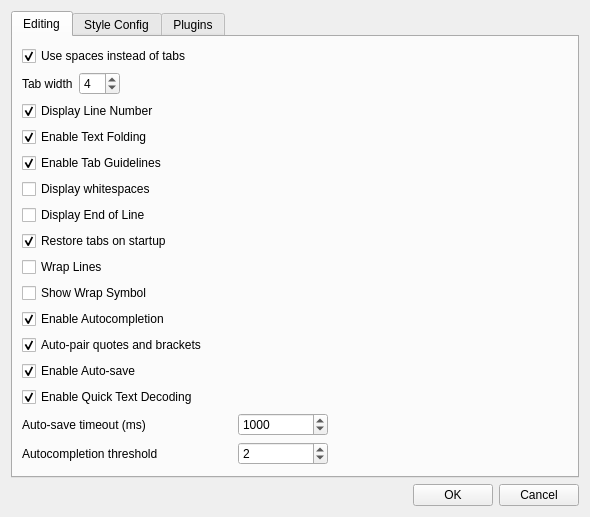
This is cc3d/twedit5/configurationdlg.ui in CompuCell3D/cc3d-twedit5 as Qt 5 draws it before an edit. The edited form follows.
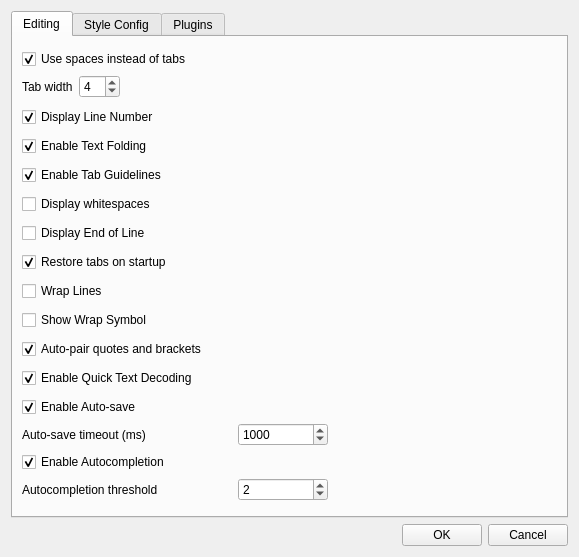
This is the edited form.

Commit message: Fixing configuration dialog

```diff
--- a/cc3d/twedit5/configurationdlg.ui
+++ b/cc3d/twedit5/configurationdlg.ui
@@ -6,8 +6,8 @@
    <rect>
     <x>0</x>
     <y>0</y>
-    <width>590</width>
-    <height>503</height>
+    <width>579</width>
+    <height>557</height>
    </rect>
   </property>
   <property name="windowTitle">
@@ -23,7 +23,7 @@
       <attribute name="title">
        <string>Editing</string>
       </attribute>
-      <layout class="QHBoxLayout" name="horizontalLayout_3">
+      <layout class="QHBoxLayout" name="horizontalLayout_10">
        <item>
         <layout class="QVBoxLayout" name="verticalLayout_2">
          <item>
@@ -77,8 +77,6 @@
           </layout>
          </item>
          <item>
-          <layout class="QVBoxLayout" name="verticalLayout">
-           <item>
             <widget class="QCheckBox" name="lineNumberCheckBox">
              <property name="text">
               <string>Display Line Number</string>
@@ -152,16 +150,6 @@
              </property>
             </widget>
            </item>
-           <item>
-            <widget class="QCheckBox" name="autocompletionCheckBox">
-             <property name="text">
-              <string>Enable Autocompletion</string>
-             </property>
-             <property name="checked">
-              <bool>true</bool>
-             </property>
-            </widget>
-           </item>
            <item>
             <widget class="QCheckBox" name="autoPairCharactersCheckBox">
              <property name="toolTip">
@@ -175,19 +163,6 @@
              </property>
             </widget>
            </item>
-           <item>
-            <widget class="QCheckBox" name="autoSaveCheckBox">
-             <property name="toolTip">
-              <string>Automatically save modified named files after a short delay</string>
-             </property>
-             <property name="text">
-              <string>Enable Auto-save</string>
-             </property>
-             <property name="checked">
-              <bool>true</bool>
-             </property>
-            </widget>
-           </item>
            <item>
             <widget class="QCheckBox" name="quickTextDecodingCB">
              <property name="toolTip">
@@ -202,17 +177,23 @@
             </widget>
            </item>
            <item>
-            <layout class="QFormLayout" name="editingOptionsFormLayout">
-             <property name="fieldGrowthPolicy">
-              <enum>QFormLayout::FieldsStayAtSizeHint</enum>
+          <layout class="QVBoxLayout" name="verticalLayout">
+           <item>
+            <widget class="QCheckBox" name="autoSaveCheckBox">
+             <property name="toolTip">
+              <string>Automatically save modified named files after a short delay</string>
              </property>
-             <property name="labelAlignment">
-              <set>Qt::AlignRight|Qt::AlignTrailing|Qt::AlignVCenter</set>
+             <property name="text">
+              <string>Enable Auto-save</string>
              </property>
-             <property name="formAlignment">
-              <set>Qt::AlignLeading|Qt::AlignLeft|Qt::AlignTop</set>
+             <property name="checked">
+              <bool>true</bool>
              </property>
-             <item row="0" column="0">
+            </widget>
+           </item>
+           <item>
+            <layout class="QHBoxLayout" name="horizontalLayout_3">
+             <item>
               <widget class="QLabel" name="autoSaveIntervalLabel">
                <property name="minimumSize">
                 <size>
@@ -228,7 +209,7 @@
                </property>
               </widget>
              </item>
-             <item row="0" column="1">
+             <item>
               <widget class="QSpinBox" name="autoSaveIntervalSpinBox">
                <property name="minimumSize">
                 <size>
@@ -253,7 +234,21 @@
                </property>
               </widget>
              </item>
-             <item row="1" column="0">
+            </layout>
+           </item>
+           <item>
+            <widget class="QCheckBox" name="autocompletionCheckBox">
+             <property name="text">
+              <string>Enable Autocompletion</string>
+             </property>
+             <property name="checked">
+              <bool>true</bool>
+             </property>
+            </widget>
+           </item>
+           <item>
+            <layout class="QHBoxLayout" name="horizontalLayout_9">
+             <item>
               <widget class="QLabel" name="autocompletionLabel">
                <property name="minimumSize">
                 <size>
@@ -269,7 +264,7 @@
                </property>
               </widget>
              </item>
-             <item row="1" column="1">
+             <item>
               <widget class="QSpinBox" name="autocompletionSpinBox">
                <property name="minimumSize">
                 <size>
@@ -292,27 +287,14 @@
         </layout>
        </item>
        <item>
-        <spacer name="spacerItem2">
-         <property name="orientation">
-          <enum>Qt::Vertical</enum>
-         </property>
-         <property name="sizeHint" stdset="0">
-          <size>
-           <width>177</width>
-           <height>10</height>
-          </size>
-         </property>
-        </spacer>
-       </item>
-       <item>
-        <spacer name="spacerItem1">
+        <spacer name="horizontalSpacer">
          <property name="orientation">
           <enum>Qt::Horizontal</enum>
          </property>
          <property name="sizeHint" stdset="0">
           <size>
-           <width>204</width>
-           <height>291</height>
+           <width>164</width>
+           <height>20</height>
           </size>
          </property>
         </spacer>
```
Lines whose indentation alone changed are shown as unchanged. The commit also changes 1 other file.
